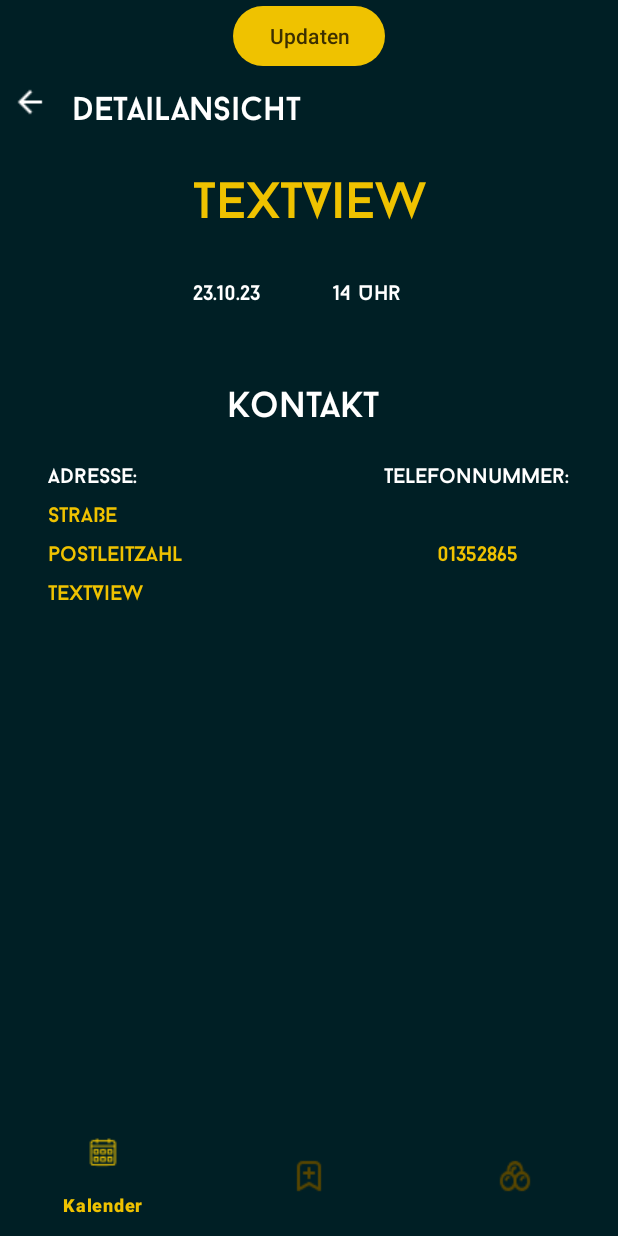
After one commit to Smokingshark-21/Area13, an Android app: the fragment DetailFragment placed in its activity, on a phone screen of 412 x 824 dp. The commit adds this screen. Run offline under Robolectric (Android 15) with nearby library versions, the phone set to English and light mode, and no system bars; our stand-ins replace Room's generated code, navigation-ui; 4 statements that could not run were skipped.

Commit message:
deatil in arbeit

```diff
--- a/app/src/main/java/com/example/area13abschluss/DB/BuchungDao.kt
+++ b/app/src/main/java/com/example/area13abschluss/DB/BuchungDao.kt
@@ -25,6 +25,6 @@ interface BuchungDao {
     fun dellAll()
 
     @Query("SELECT* FROM Buchung WHERE idbuchung= :id")
-    fun getDrink(id:String):Buchung
+    fun getBuchung(id:Int):Buchung
 
 }
--- a/app/src/main/java/com/example/area13abschluss/DB/data/Buchung.kt
+++ b/app/src/main/java/com/example/area13abschluss/DB/data/Buchung.kt
@@ -5,9 +5,10 @@ import androidx.room.PrimaryKey
 
 @Entity
 data class Buchung(
-    @PrimaryKey
-    val idbuchung:String,
+    @PrimaryKey(autoGenerate = true)
+    val idbuchung: Int,
     val datum:String,
     val uhrzeit:String,
-    val ort:String
+    val ort:String,
+    val active:Boolean
 )
--- a/app/src/main/java/com/example/area13abschluss/MainActivity.kt
+++ b/app/src/main/java/com/example/area13abschluss/MainActivity.kt
@@ -26,9 +26,9 @@ class MainActivity : AppCompatActivity() {
 
 
         binding.bottomNavigationView.setOnItemReselectedListener {
-            NavigationUI.onNavDestinationSelected(it,navController)
+            NavigationUI.onNavDestinationSelected(it, navController)
 
-            navController.popBackStack(it.itemId,false)
+            navController.popBackStack(it.itemId, false)
             return@setOnItemReselectedListener
         }
     }
--- a/app/src/main/java/com/example/area13abschluss/RV/Adapter.kt
+++ b/app/src/main/java/com/example/area13abschluss/RV/Adapter.kt
@@ -1,4 +1,38 @@
 package com.example.area13abschluss.RV
 
-class Adapter {
+import android.view.LayoutInflater
+import android.view.ViewGroup
+import androidx.navigation.findNavController
+import androidx.recyclerview.widget.RecyclerView
+import com.example.area13abschluss.DB.data.Buchung
+import com.example.area13abschluss.databinding.ListItemActiveBinding
+import com.example.area13abschluss.ui.feldui.EigenerkalenderFragmentDirections
+
+class Adapter(
+    val dataset:List<Buchung>
+): RecyclerView.Adapter<Adapter.ItemViewHolder>() {
+
+    inner class ItemViewHolder(val binding: ListItemActiveBinding) : RecyclerView.ViewHolder(binding.root)
+
+    override fun onCreateViewHolder(parent: ViewGroup, viewType: Int): ItemViewHolder {
+        val binding = ListItemActiveBinding.inflate(LayoutInflater.from(parent.context), parent, false)
+        return ItemViewHolder(binding)
+    }
+
+
+    override fun onBindViewHolder(holder: ItemViewHolder, position: Int) {
+        val item = dataset[position]
+        if (item.active) {
+            holder.binding.datum.setText("${item.datum} ${item.uhrzeit.subSequence(0,5)}:UHr")
+            holder.binding.wo.setText("${item.ort}")
+
+            holder.binding.detailbutton.setOnClickListener {
+                holder.binding.root.findNavController().navigate(EigenerkalenderFragmentDirections.actionEigenerkalenderFragmentToDetailFragment(item.idbuchung))
+            }
+        }
+    }
+    override fun getItemCount(): Int {
+        return dataset.size
+    }
+
 }
--- a/app/src/main/java/com/example/area13abschluss/ui/BuchungFragment.kt
+++ b/app/src/main/java/com/example/area13abschluss/ui/BuchungFragment.kt
@@ -11,8 +11,10 @@ import android.widget.AdapterView
 import android.widget.ArrayAdapter
 import android.widget.LinearLayout
 import androidx.fragment.app.Fragment
+import androidx.fragment.app.activityViewModels
 import androidx.lifecycle.MutableLiveData
 import androidx.navigation.fragment.findNavController
+import com.example.area13abschluss.DB.data.Buchung
 import com.example.area13abschluss.R
 import com.example.area13abschluss.databinding.FragmentBuchungBinding
 import com.example.area13abschluss.ui.feldui.DatePickerFragment
@@ -32,6 +34,7 @@ import kotlin.concurrent.thread
 class BuchungFragment : Fragment() {
 
     lateinit var binding: FragmentBuchungBinding
+    private val viewModel: Viewmodel by activityViewModels()
 
     private val spielart = arrayOf("Paintball", "Softair")
     private val spieler18 = arrayOf("Ja", "nein")
@@ -383,12 +386,9 @@ class BuchungFragment : Fragment() {
         ) { dialog, which ->
             dialog.dismiss()
             findNavController().navigate(
-                BuchungFragmentDirections.actionBuchungFragmentToEigenerkalenderFragment(
-                    "${binding.primdDateED.text.toString()}",
-                    "${binding.uhrzeitED.text.toString()}",
-                    "${mutableLiveData.value.toString()}"
-                )
+                BuchungFragmentDirections.actionBuchungFragmentToEigenerkalenderFragment()
             )
+            viewModel.instertbuchung(Buchung(0,"${binding.primdDateED.text.toString().replace("-",".")}","${binding.uhrzeitED.text.toString()}","${mutableLiveData.value.toString()}",true))
         }
 
         alertDialog.setButton(
@@ -479,8 +479,7 @@ class BuchungFragment : Fragment() {
     }
 
     fun timeFormat(hour: Int, minute: Int) {
-        val modifiedHour = getHourAmPm(hour)
-        val amPm = if (hour > 11) "PM" else "AM"
+        val modifiedHour = hour
         val numberFormat = DecimalFormat("00")
 
         val timeTxt = binding.uhrzeitED
@@ -493,13 +492,4 @@ class BuchungFragment : Fragment() {
         )
     }
 
-    fun getHourAmPm(hour: Int): Int {
-        // return the hour value for AM PM time Format
-        var modifiedHour = if (hour > 11) hour - 12 else hour
-        if (modifiedHour == 0) {
-            modifiedHour = 12
-        }
-        return modifiedHour
-    }
-
 }
--- /dev/null
+++ b/app/src/main/java/com/example/area13abschluss/ui/DetailFragment.kt
@@ -0,0 +1,75 @@
+package com.example.area13abschluss.ui
+
+import android.os.Bundle
+import android.util.Log
+import androidx.fragment.app.Fragment
+import android.view.LayoutInflater
+import android.view.View
+import android.view.ViewGroup
+import androidx.fragment.app.activityViewModels
+import androidx.navigation.fragment.findNavController
+import com.example.area13abschluss.R
+import com.example.area13abschluss.databinding.FragmentDetailBinding
+import com.example.area13abschluss.databinding.FragmentEigenerkalenderBinding
+import com.example.area13abschluss.ui.feldui.EigenerkalenderFragmentDirections
+
+
+class DetailFragment : Fragment() {
+
+    lateinit var binding: FragmentDetailBinding
+    private val viewModel: Viewmodel by activityViewModels()
+    private var id: Int = 0
+
+    override fun onCreate(savedInstanceState: Bundle?) {
+        super.onCreate(savedInstanceState)
+        arguments?.let {
+            id = it.getInt("id")
+
+        }
+    }
+
+    override fun onCreateView(
+        inflater: LayoutInflater, container: ViewGroup?,
+        savedInstanceState: Bundle?
+    ): View? {
+        binding = FragmentDetailBinding.inflate(inflater, container, false)
+        return binding.root
+    }
+
+    override fun onViewCreated(view: View, savedInstanceState: Bundle?) {
+        super.onViewCreated(view, savedInstanceState)
+
+        var newid = viewModel.database.buchungDao.getBuchung(id)
+
+        binding.wodeatilTV.setText("${newid.ort}")
+        binding.datumTV.setText("${newid!!.datum}")
+        binding.uhrzeitTV.setText("${newid.uhrzeit}")
+        binding.backBTN2.setOnClickListener {
+            findNavController().navigate(DetailFragmentDirections.actionDetailFragmentToEigenerkalenderFragment())
+        }
+
+        when(newid!!.ort){
+            "Area13 Buchung" ->{
+                binding.bundeslandTV.setText("Sachsen, Deutschland")
+                binding.strasseTV.setText("Riesaer Str. 72")
+                binding.postleitzahlortTV.setText("04328 Leipzig")
+                binding.telefonnummerTV.setText("+49 1514 6347197")
+            }
+            "Hangar13 Buchung" ->{
+                binding.bundeslandTV.setText("Sachsen, Deutschland")
+                binding.strasseTV.setText("Otto-Lilienthal-Straße 23")
+                binding.postleitzahlortTV.setText("04758 Oschatz")
+                binding.telefonnummerTV.setText("+49 1514 6347197")
+            }
+            "Megapark Buchung" ->{
+                binding.bundeslandTV.setText("Sachsen, Deutschland")
+                binding.strasseTV.setText("Reineckestraße 4")
+                binding.postleitzahlortTV.setText("04179 Leipzig")
+                binding.telefonnummerTV.setText("+49 1520 6254275")
+            }
+        }
+    }
+
+
+
+}
--- a/app/src/main/java/com/example/area13abschluss/ui/Viewmodel.kt
+++ b/app/src/main/java/com/example/area13abschluss/ui/Viewmodel.kt
@@ -1,8 +1,11 @@
 package com.example.area13abschluss.ui
 
 import android.app.Application
+import android.util.Log
 import androidx.lifecycle.AndroidViewModel
+import androidx.lifecycle.MutableLiveData
 import androidx.lifecycle.viewModelScope
+import com.example.area13abschluss.DB.data.Buchung
 import com.example.area13abschluss.DB.getDatabase
 import kotlinx.coroutines.launch
 
@@ -12,9 +15,10 @@ class Viewmodel(application: Application):AndroidViewModel(application) {
 
     val data = database.buchungDao.getAll()
 
-    fun getDrinks(drink: String){
+
+    fun instertbuchung(buchung:Buchung){
         viewModelScope.launch {
-
+            database.buchungDao.Insertall(buchung)
         }
     }
 }
--- a/app/src/main/java/com/example/area13abschluss/ui/feldui/EigenerkalenderFragment.kt
+++ b/app/src/main/java/com/example/area13abschluss/ui/feldui/EigenerkalenderFragment.kt
@@ -5,14 +5,18 @@ import androidx.fragment.app.Fragment
 import android.view.LayoutInflater
 import android.view.View
 import android.view.ViewGroup
+import androidx.fragment.app.activityViewModels
 import androidx.navigation.fragment.findNavController
 import com.example.area13abschluss.R
+import com.example.area13abschluss.RV.Adapter
 import com.example.area13abschluss.databinding.FragmentEigenerkalenderBinding
 import com.example.area13abschluss.databinding.FragmentFeldkalenderBinding
+import com.example.area13abschluss.ui.Viewmodel
 
 
 class EigenerkalenderFragment : Fragment() {
     lateinit var binding: FragmentEigenerkalenderBinding
+    private val viewModel: Viewmodel by activityViewModels()
 
     override fun onCreateView(
         inflater: LayoutInflater, container: ViewGroup?,
@@ -28,6 +32,13 @@ class EigenerkalenderFragment : Fragment() {
         binding.backBTN2.setOnClickListener {
             findNavController().navigate(EigenerkalenderFragmentDirections.actionEigenerkalenderFragmentToKalenderFragment())
         }
+
+        viewModel.data
+            .observe(
+                viewLifecycleOwner
+            ) {
+                binding.activeRV.adapter = Adapter(it)
+            }
     }
 
 }
--- a/app/src/main/java/com/example/area13abschluss/ui/feldui/KalenderFragment.kt
+++ b/app/src/main/java/com/example/area13abschluss/ui/feldui/KalenderFragment.kt
@@ -31,7 +31,7 @@ class KalenderFragment : Fragment() {
         }
 
         binding.EigenerKalenderBTN.setOnClickListener {
-            findNavController().navigate(KalenderFragmentDirections.actionKalenderFragmentToEigenerkalenderFragment("","",""))
+            findNavController().navigate(KalenderFragmentDirections.actionKalenderFragmentToEigenerkalenderFragment())
         }
     }
 
--- /dev/null
+++ b/app/src/main/res/layout/fragment_detail.xml
@@ -0,0 +1,184 @@
+<?xml version="1.0" encoding="utf-8"?>
+<androidx.constraintlayout.widget.ConstraintLayout xmlns:android="http://schemas.android.com/apk/res/android"
+    xmlns:app="http://schemas.android.com/apk/res-auto"
+    xmlns:tools="http://schemas.android.com/tools"
+    android:layout_width="match_parent"
+    android:layout_height="match_parent"
+    tools:context=".ui.DetailFragment" >
+
+    <Space
+        android:id="@+id/top"
+        android:layout_width="match_parent"
+        android:layout_height="40dp"
+        app:layout_constraintEnd_toEndOf="parent"
+        app:layout_constraintStart_toStartOf="parent"
+        app:layout_constraintTop_toTopOf="parent" />
+
+    <androidx.appcompat.widget.Toolbar
+        android:id="@+id/toolbar2"
+        android:layout_width="match_parent"
+        android:layout_height="wrap_content"
+        android:background="?colorSurface"
+        android:minHeight="?attr/actionBarSize"
+        android:theme="?attr/actionBarTheme"
+        app:layout_constraintEnd_toEndOf="parent"
+        app:layout_constraintStart_toStartOf="parent"
+        app:layout_constraintTop_toBottomOf="@+id/top" />
+
+    <ImageButton
+        android:id="@+id/backBTN2"
+        android:layout_width="wrap_content"
+        android:layout_height="wrap_content"
+        android:layout_marginStart="16dp"
+        android:layout_marginTop="8dp"
+        android:layout_marginBottom="8dp"
+        android:background="#00FFFFFF"
+        android:src="@drawable/state_layer"
+        app:layout_constraintBottom_toBottomOf="@+id/toolbar"
+        app:layout_constraintStart_toStartOf="@+id/toolbar"
+        app:layout_constraintTop_toBottomOf="@+id/top" />
+
+    <TextView
+        android:id="@+id/textView6"
+        android:layout_width="wrap_content"
+        android:layout_height="wrap_content"
+        android:layout_marginStart="8dp"
+        android:layout_marginTop="8dp"
+        android:layout_marginBottom="8dp"
+        android:fontFamily="@font/baron_neue"
+        android:text="detailansicht"
+        android:textColor="#FFFFFF"
+        android:textSize="22sp"
+        app:layout_constraintBottom_toBottomOf="@+id/toolbar2"
+        app:layout_constraintStart_toEndOf="@+id/backBTN2"
+        app:layout_constraintTop_toBottomOf="@+id/top" />
+
+    <TextView
+        android:id="@+id/wodeatilTV"
+        android:layout_width="wrap_content"
+        android:layout_height="wrap_content"
+        android:layout_marginTop="8dp"
+        android:fontFamily="@font/baron_neue"
+        android:text="TextView"
+        android:textColor="@color/md_theme_dark_primary"
+        android:textSize="34sp"
+        app:layout_constraintEnd_toEndOf="parent"
+        app:layout_constraintStart_toStartOf="parent"
+        app:layout_constraintTop_toBottomOf="@+id/toolbar2" />
+
+    <TextView
+        android:id="@+id/datumTV"
+        android:layout_width="wrap_content"
+        android:layout_height="wrap_content"
+        android:layout_marginTop="32dp"
+        android:fontFamily="@font/baron_neue"
+        android:text="23.10.23"
+        android:textColor="#FFFFFF"
+        app:layout_constraintStart_toStartOf="@+id/wodeatilTV"
+        app:layout_constraintTop_toBottomOf="@+id/wodeatilTV" />
+
+    <TextView
+        android:id="@+id/uhrzeitTV"
+        android:layout_width="wrap_content"
+        android:layout_height="wrap_content"
+        android:layout_marginStart="32dp"
+        android:layout_marginTop="32dp"
+        android:fontFamily="@font/baron_neue"
+        android:text="14 Uhr"
+        android:textColor="#FFFFFF"
+        app:layout_constraintEnd_toEndOf="@+id/wodeatilTV"
+        app:layout_constraintStart_toEndOf="@+id/datumTV"
+        app:layout_constraintTop_toBottomOf="@+id/wodeatilTV" />
+
+    <TextView
+        android:id="@+id/textView12"
+        android:layout_width="wrap_content"
+        android:layout_height="wrap_content"
+        android:layout_marginTop="100dp"
+        android:fontFamily="@font/baron_neue"
+        android:text="Kontakt "
+        android:textColor="#FFFFFF"
+        android:textSize="24sp"
+        app:layout_constraintEnd_toEndOf="parent"
+        app:layout_constraintStart_toStartOf="parent"
+        app:layout_constraintTop_toBottomOf="@+id/wodeatilTV" />
+
+    <TextView
+        android:id="@+id/textView13"
+        android:layout_width="wrap_content"
+        android:layout_height="wrap_content"
+        android:layout_marginStart="32dp"
+        android:layout_marginTop="24dp"
+        android:fontFamily="@font/baron_neue"
+        android:text="Adresse:"
+        android:textColor="#FFFFFF"
+        app:layout_constraintStart_toStartOf="parent"
+        app:layout_constraintTop_toBottomOf="@+id/textView12" />
+
+    <TextView
+        android:id="@+id/strasseTV"
+        android:layout_width="wrap_content"
+        android:layout_height="wrap_content"
+        android:layout_marginTop="8dp"
+        android:fontFamily="@font/baron_neue"
+        android:text="Straße"
+        android:textColor="@color/md_theme_dark_primary"
+        app:layout_constraintStart_toStartOf="@+id/textView13"
+        app:layout_constraintTop_toBottomOf="@+id/textView13" />
+
+    <TextView
+        android:id="@+id/postleitzahlortTV"
+        android:layout_width="wrap_content"
+        android:layout_height="wrap_content"
+        android:layout_marginTop="8dp"
+        android:fontFamily="@font/baron_neue"
+        android:text="postleitzahl"
+        android:textColor="@color/md_theme_dark_primary"
+        app:layout_constraintStart_toStartOf="@+id/strasseTV"
+        app:layout_constraintTop_toBottomOf="@+id/strasseTV" />
+
+    <TextView
+        android:id="@+id/bundeslandTV"
+        android:layout_width="wrap_content"
+        android:layout_height="wrap_content"
+        android:layout_marginTop="8dp"
+        android:fontFamily="@font/baron_neue"
+        android:text="TextView"
+        android:textColor="@color/md_theme_dark_primary"
+        app:layout_constraintStart_toStartOf="@+id/postleitzahlortTV"
+        app:layout_constraintTop_toBottomOf="@+id/postleitzahlortTV" />
+
+    <TextView
+        android:id="@+id/textView17"
+        android:layout_width="wrap_content"
+        android:layout_height="wrap_content"
+        android:layout_marginTop="24dp"
+        android:layout_marginEnd="32dp"
+        android:fontFamily="@font/baron_neue"
+        android:text="Telefonnummer:"
+        android:textColor="#FFFFFF"
+        app:layout_constraintEnd_toEndOf="parent"
+        app:layout_constraintTop_toBottomOf="@+id/textView12" />
+
+    <TextView
+        android:id="@+id/telefonnummerTV"
+        android:layout_width="wrap_content"
+        android:layout_height="wrap_content"
+        android:fontFamily="@font/baron_neue"
+        android:text="01352865"
+        android:textColor="@color/md_theme_dark_primary"
+        app:layout_constraintBottom_toBottomOf="@+id/postleitzahlortTV"
+        app:layout_constraintEnd_toEndOf="@+id/textView17"
+        app:layout_constraintStart_toStartOf="@+id/textView17"
+        app:layout_constraintTop_toTopOf="@+id/postleitzahlortTV" />
+
+    <Button
+        android:id="@+id/button2"
+        android:layout_width="wrap_content"
+        android:layout_height="wrap_content"
+        android:text="Updaten"
+        app:layout_constraintEnd_toEndOf="parent"
+        app:layout_constraintStart_toStartOf="parent"
+        tools:layout_editor_absoluteY="551dp" />
+
+</androidx.constraintlayout.widget.ConstraintLayout>
--- a/app/src/main/res/layout/list_item_active.xml
+++ b/app/src/main/res/layout/list_item_active.xml
@@ -1,6 +1,7 @@
 <?xml version="1.0" encoding="utf-8"?>
 <com.google.android.material.card.MaterialCardView xmlns:android="http://schemas.android.com/apk/res/android"
     xmlns:app="http://schemas.android.com/apk/res-auto"
+    xmlns:tools="http://schemas.android.com/tools"
     android:layout_width="match_parent"
     android:layout_height="wrap_content"
     app:cardCornerRadius="0dp"
@@ -11,14 +12,14 @@
         android:layout_height="match_parent">
 
         <TextView
-            android:id="@+id/datum_time"
+            android:id="@+id/datum"
             android:layout_width="wrap_content"
             android:layout_height="wrap_content"
             android:layout_marginStart="16dp"
             android:layout_marginTop="8dp"
             android:layout_marginBottom="8dp"
             android:fontFamily="@font/baron_neue"
-            android:text="20.04.23 14Uhr"
+            android:text="20-04-23"
             android:textColor="#FFFFFF"
             android:textSize="16sp"
             app:layout_constraintBottom_toBottomOf="parent"
@@ -36,8 +37,8 @@
             android:textColor="@color/md_theme_dark_primary"
             android:textSize="16sp"
             app:layout_constraintBottom_toBottomOf="parent"
-            app:layout_constraintEnd_toEndOf="parent"
-            app:layout_constraintStart_toStartOf="parent"
+            app:layout_constraintEnd_toStartOf="@+id/detailbutton"
+            app:layout_constraintStart_toEndOf="@+id/datum"
             app:layout_constraintTop_toTopOf="parent" />
 
         <ImageButton
@@ -53,5 +54,6 @@
             app:layout_constraintBottom_toBottomOf="parent"
             app:layout_constraintEnd_toEndOf="parent"
             app:layout_constraintTop_toTopOf="parent" />
+
     </androidx.constraintlayout.widget.ConstraintLayout>
 </com.google.android.material.card.MaterialCardView>
--- a/app/src/main/res/navigation/nav_graph.xml
+++ b/app/src/main/res/navigation/nav_graph.xml
@@ -49,15 +49,9 @@
         <action
             android:id="@+id/action_eigenerkalenderFragment_to_kalenderFragment"
             app:destination="@id/kalenderFragment" />
-        <argument
-            android:name="Datum"
-            app:argType="string" />
-        <argument
-            android:name="Uhrzeit"
-            app:argType="string" />
-        <argument
-            android:name="Wo"
-            app:argType="string" />
+        <action
+            android:id="@+id/action_eigenerkalenderFragment_to_detailFragment"
+            app:destination="@id/detailFragment" />
     </fragment>
     <fragment
         android:id="@+id/feldkalenderFragment"
@@ -71,4 +65,16 @@
             android:id="@+id/action_feldkalenderFragment_to_buchungFragment"
             app:destination="@id/buchungFragment" />
     </fragment>
+    <fragment
+        android:id="@+id/detailFragment"
+        android:name="com.example.area13abschluss.ui.DetailFragment"
+        android:label="fragment_detail"
+        tools:layout="@layout/fragment_detail" >
+        <argument
+            android:name="id"
+            app:argType="integer" />
+        <action
+            android:id="@+id/action_detailFragment_to_eigenerkalenderFragment"
+            app:destination="@id/eigenerkalenderFragment" />
+    </fragment>
 </navigation>
```
